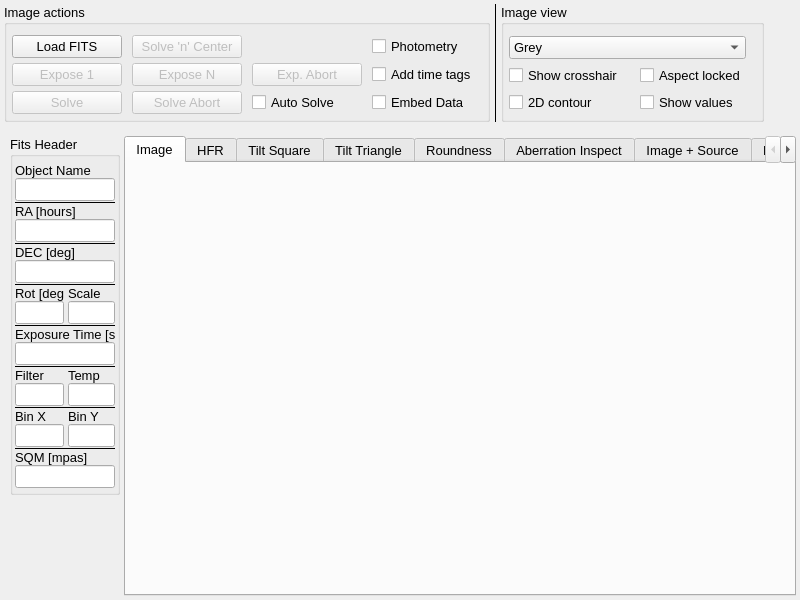
First picture: the form in mw4/gui/widgets/image.ui, repository mworion/MountWizzard4, before the edit.
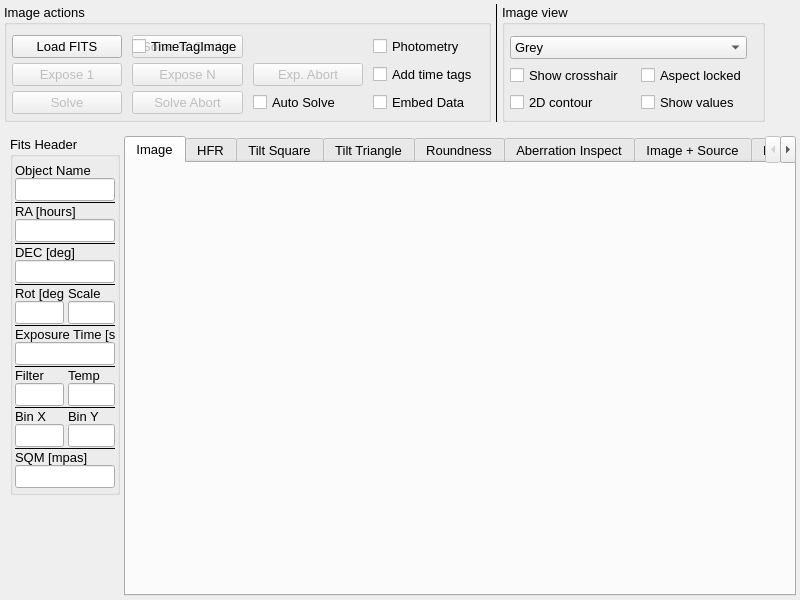
Second picture: the form after the edit. Custom widgets are drawn as their Qt base class.

Commit message: adding check for image formats

```diff
--- a/mw4/gui/widgets/image.ui
+++ b/mw4/gui/widgets/image.ui
@@ -255,6 +255,13 @@
           </property>
          </widget>
         </item>
+        <item row="0" column="1">
+         <widget class="QCheckBox" name="timeTagImage">
+          <property name="text">
+           <string>TimeTagImage</string>
+          </property>
+         </widget>
+        </item>
        </layout>
       </widget>
      </item>
```
The commit also changes 2 other files.
